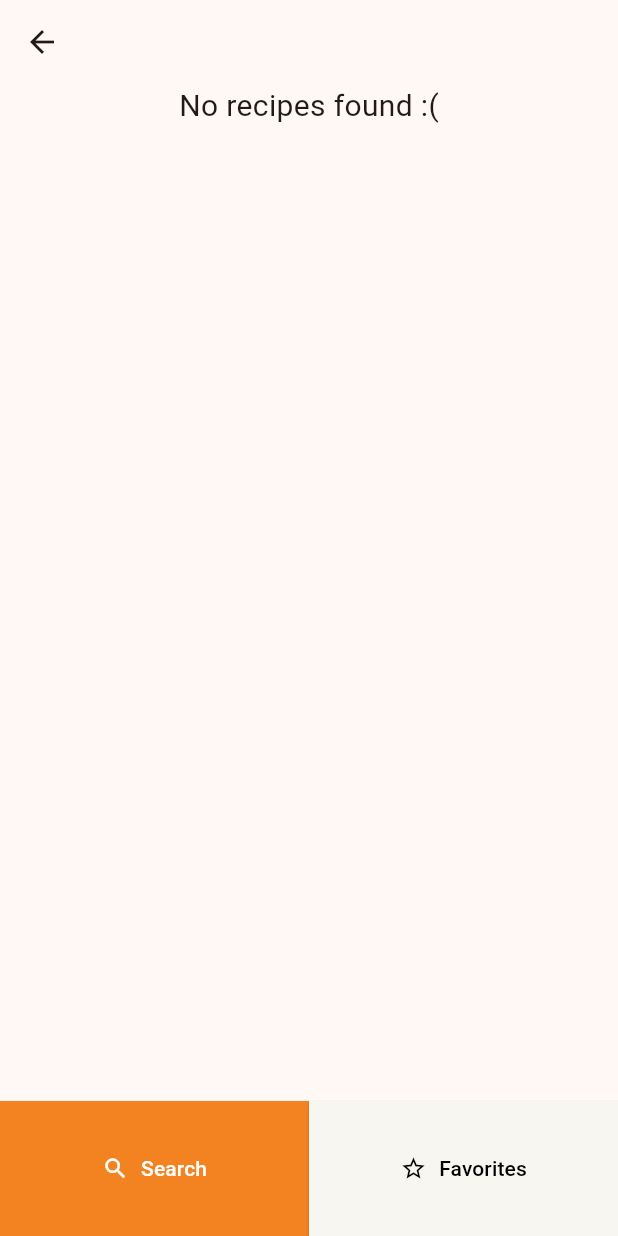
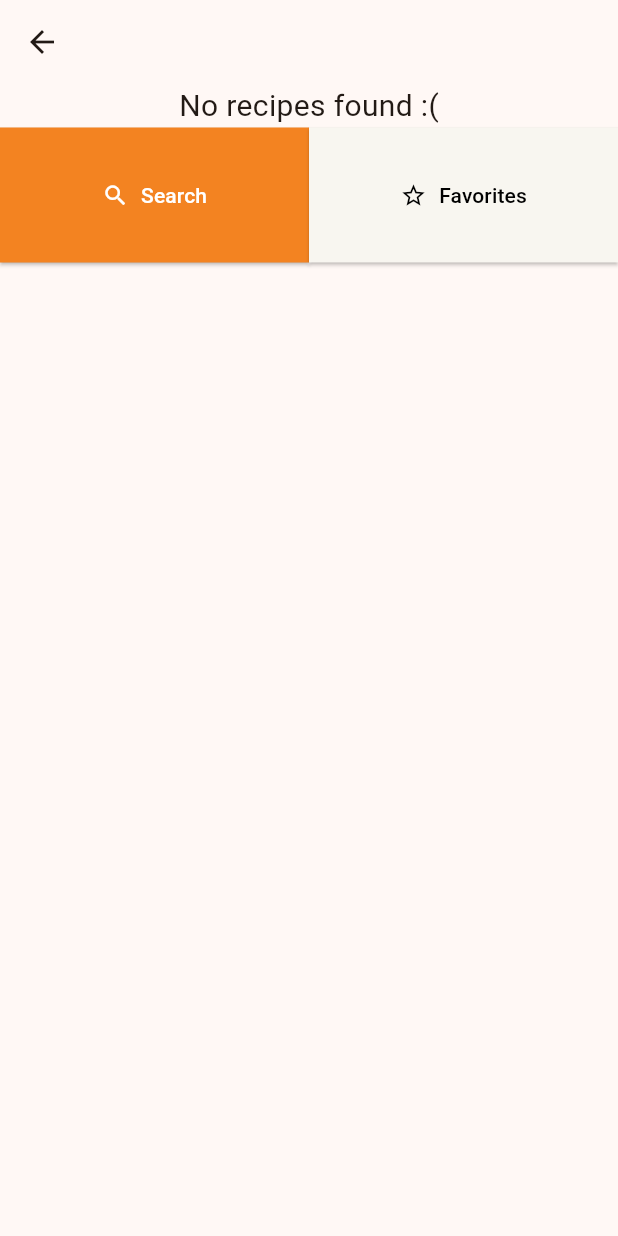
Before and after one commit to theosmuller/snapchef, a Flutter app: the screen it shows after launch, after a tap on "Favorites", on a phone screen of 412 x 824 dp. Run offline on Flutter 3.47's test engine with Material 2 defaults, Android fonts, the phone set to English and light mode, and no system bars; our stand-ins replace file_picker; missing offline and left inert: autocomplete_textfield; project files that could hold a hidden picture were left out.

Commit message:
bottombar now fixed at bottom and without block

```diff
--- a/lib/bottombar.dart
+++ b/lib/bottombar.dart
@@ -13,8 +13,8 @@ class BottomBar extends StatefulWidget {
 class _BottomBarState extends State<BottomBar> {
   @override
   Widget build(BuildContext context) {
-    return Expanded(
-        child: Column(mainAxisAlignment: MainAxisAlignment.end, children: [
+    return Align(
+        alignment: Alignment.bottomCenter,child: Column(mainAxisAlignment: MainAxisAlignment.end, children: [
       Row(mainAxisAlignment: MainAxisAlignment.center, children: [
         Expanded(
           child: ElevatedButton.icon(
--- a/lib/main.dart
+++ b/lib/main.dart
@@ -56,8 +56,6 @@ class _MyHomePageState extends State<MyHomePage> {
     super.initState();
   }
 
-
-
   @override
   Widget build(BuildContext context) {
     return Scaffold(
@@ -79,18 +77,11 @@ class _MyHomePageState extends State<MyHomePage> {
               ),
               // Text in the center
               const AutoCompleteWidget(),
-              const SizedBox(height: 10),
-              // Two large rectangular interactable buttons
-
-              const BottomBar()
-              ,
+              const Expanded(child: BottomBar()),
             ],
           ),
         ),
       ),
-
     );
-
-
   }
 }
```
